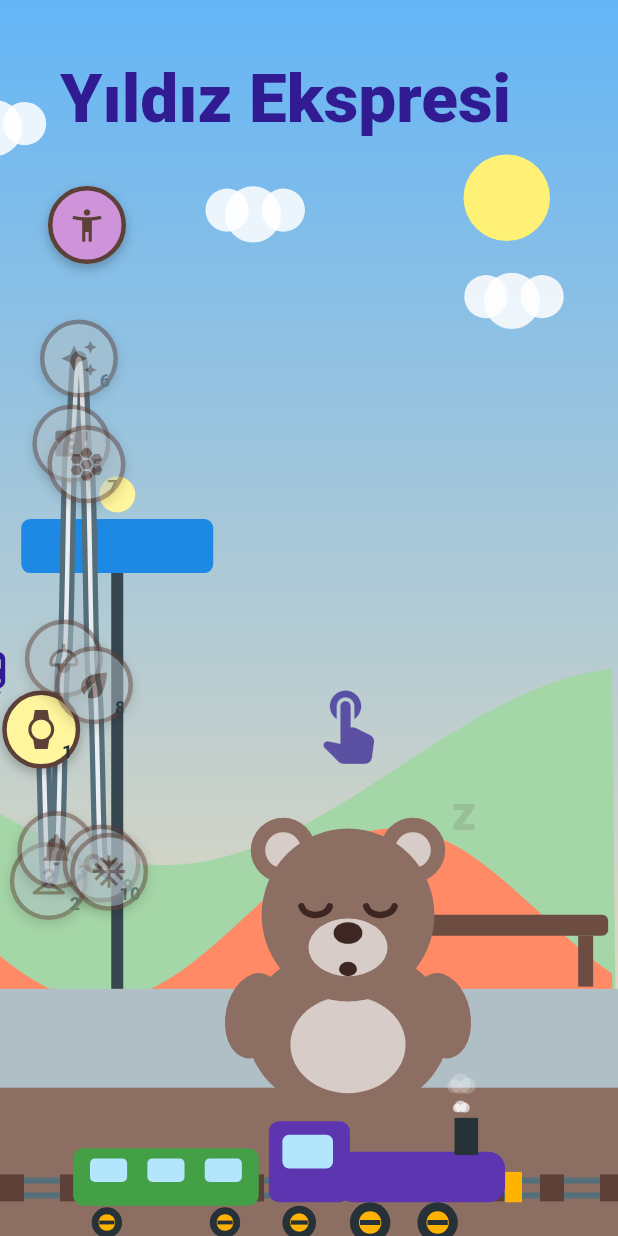
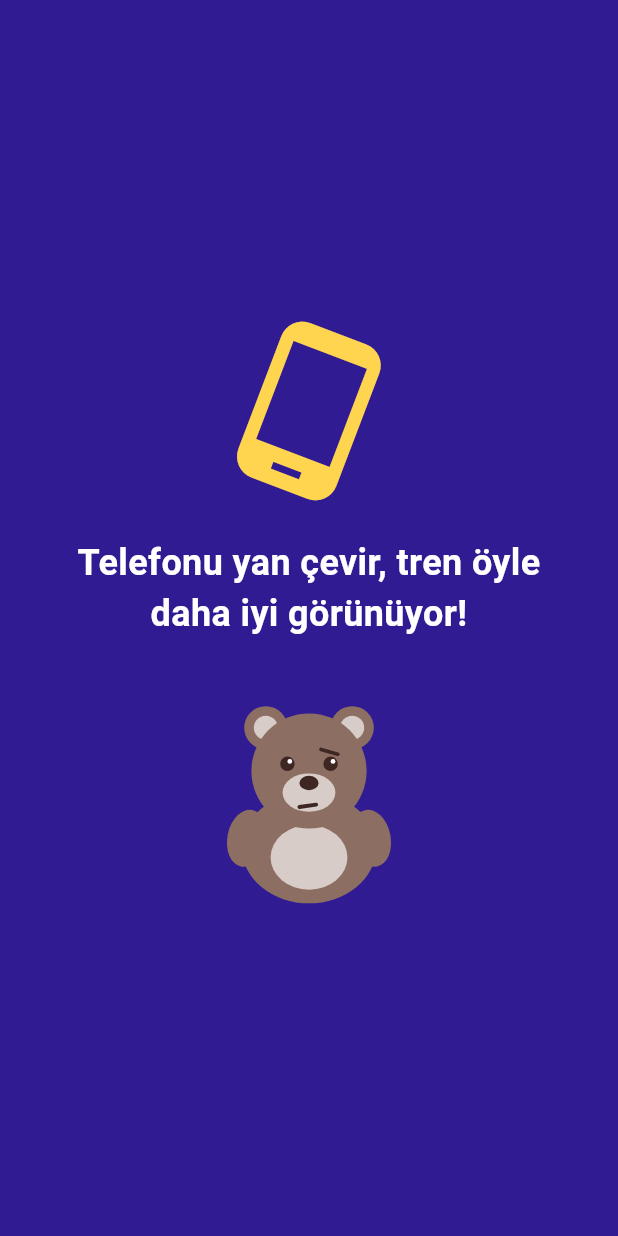
Before and after one commit to kutlu53/yildiz-ekspresi, a Flutter app: the screen it shows after launch, on a phone screen of 412 x 824 dp. Run offline on Flutter 3.47's test engine with Material 3 defaults, Android fonts, the phone set to English and light mode, and no system bars; our stand-ins replace audioplayers, flutter_tts, shared_preferences, web; missing offline and left inert: dart:js_interop, dart:ui_web.

Commit message:
Telefon ve tablet yerleşimi: sıkışık düzen, dikey telefon koruması, görsel test
- Yatay telefonda tabelalar saatin yanına geçer, Pamuk sütunu daralır,
  nesneler küçülür (Layout.compact / Layout.scale)
- Dikey telefonda "telefonu yan çevir" sahnesi (OrientationGuard)
- Tabela (WoodenSign) tüm genişliğe yayılma hatası düzeltildi
- Harita işaretleri ve yol ekran oranına göre; başlık dar ekranda küçülür
- Kabin ve kapı sahneleri kısa ekranda küçük tren ve kol
- test/visual: telefon/tablet ekran görüntüleri ve taşma raporu (VISUAL=1)

Co-Authored-By: Claude Fable 5.1 <noreply@anthropic.com>

```diff
--- a/lib/features/mechanics/attach_hands.dart
+++ b/lib/features/mechanics/attach_hands.dart
@@ -87,8 +87,10 @@ class _AttachHandsMechanicState extends State<AttachHandsMechanic> {
           ),
         ),
       ),
-      footer: Row(
-        mainAxisAlignment: MainAxisAlignment.spaceEvenly,
+      footer: Wrap(
+        alignment: WrapAlignment.spaceEvenly,
+        spacing: 16,
+        runSpacing: 8,
         children: [
           _HandPiece(
             hand: ClockHand.hour,
--- a/lib/features/story/lines.dart
+++ b/lib/features/story/lines.dart
@@ -353,6 +353,9 @@ class Lines {
   static const armDragHint = Line('arm.dragHint',
       'Elleri sürükle, doğru yerde bırak. Hızlı olursan daha çok puan!');
 
+  static const rotatePhone = Line('ui.rotate',
+      'Telefonu yan çevir, tren öyle daha iyi görünüyor!');
+
   // Devamı (duraklar eksikse)
   static const endSoon = Line('end.soon',
       'Yolculuğumuz burada bekliyor. Yakında devam edecek!');
--- a/lib/features/story/story_flow.dart
+++ b/lib/features/story/story_flow.dart
@@ -285,23 +285,29 @@ class _TitleScreenState extends State<_TitleScreen>
 
   @override
   Widget build(BuildContext context) {
+    final size = MediaQuery.sizeOf(context);
+    final narrow = size.width < 900;
+    final short = size.height < 480;
     return SceneryView(
       scenery: Scenery.station,
       season: 0,
       child: SafeArea(
         child: Stack(
           children: [
-            const Positioned(
+            Positioned(
               left: 24,
               bottom: 0,
-              child: Train(wagons: 1, height: 90),
+              child: Train(wagons: 1, height: short ? 60 : 90),
             ),
             Positioned(
               left: 40,
-              top: 40,
+              top: short ? 16 : 40,
               child: Text(
                 'Yıldız Ekspresi',
-                style: Theme.of(context).textTheme.displayMedium?.copyWith(
+                style: (narrow
+                        ? Theme.of(context).textTheme.headlineMedium
+                        : Theme.of(context).textTheme.displayMedium)
+                    ?.copyWith(
                       fontWeight: FontWeight.w900,
                       color: const Color(0xFF311B92),
                     ),
@@ -310,9 +316,9 @@ class _TitleScreenState extends State<_TitleScreen>
             if (widget.ready)
               Positioned(
                 left: 24,
-                right: 330,
-                top: 120,
-                bottom: 110,
+                right: narrow ? 200 : 330,
+                top: short ? 70 : 120,
+                bottom: short ? 70 : 110,
                 child: RouteMap(
                   stations: StationRegistry.stations,
                   completed: widget.completed,
@@ -327,8 +333,8 @@ class _TitleScreenState extends State<_TitleScreen>
                 ),
               ),
             Positioned(
-              right: 60,
-              bottom: 70,
+              right: narrow ? 24 : 60,
+              bottom: short ? 30 : 70,
               child: GestureDetector(
                 behavior: HitTestBehavior.opaque,
                 onTap: widget.ready ? widget.onStart : null,
@@ -341,7 +347,7 @@ class _TitleScreenState extends State<_TitleScreen>
                       child: const Icon(Icons.touch_app_rounded,
                           size: 56, color: Color(0xFF311B92)),
                     ),
-                    const Pamuk(mood: PamukMood.sleepy, size: 240),
+                    Pamuk(mood: PamukMood.sleepy, size: short ? 150 : 240),
                   ],
                 ),
               ),
--- a/lib/main.dart
+++ b/lib/main.dart
@@ -2,6 +2,7 @@ import 'package:flutter/material.dart';
 import 'package:flutter_localizations/flutter_localizations.dart';
 
 import 'features/story/story_flow.dart';
+import 'shared/widgets/orientation_guard.dart';
 
 void main() {
   runApp(const YildizEkspresiApp());
@@ -27,7 +28,7 @@ class YildizEkspresiApp extends StatelessWidget {
         useMaterial3: true,
         visualDensity: VisualDensity.comfortable,
       ),
-      home: const StoryFlow(),
+      home: const OrientationGuard(child: StoryFlow()),
     );
   }
 }
--- /dev/null
+++ b/lib/shared/layout.dart
@@ -0,0 +1,23 @@
+import 'package:flutter/widgets.dart';
+
+/// Ekran sınıfları. Tasarım yatay ekran içindir (tahta, tablet, yatay
+/// telefon). Telefon yatayda yükseklik az olduğu için "sıkışık" düzen:
+/// Pamuk sütunu daralır, tabelalar saatin yanına geçer, nesneler küçülür.
+class Layout {
+  Layout._();
+
+  /// Yükseklik 480 pikselin altında: yatay telefon.
+  static bool compact(BuildContext context) =>
+      MediaQuery.sizeOf(context).height < 480;
+
+  /// Genişlik 900 pikselin altında: dar yatay ekran (telefon, küçük tablet).
+  static bool narrow(BuildContext context) =>
+      MediaQuery.sizeOf(context).width < 900;
+
+  /// Dikey ve dar: telefon dikey tutuluyor; oyun bu yönde oynanmaz.
+  static bool phonePortrait(Size size) =>
+      size.width < size.height && size.width < 600;
+
+  /// Sıkışık düzende ölçek katsayısı.
+  static double scale(BuildContext context) => compact(context) ? 0.72 : 1;
+}
--- /dev/null
+++ b/lib/shared/widgets/orientation_guard.dart
@@ -0,0 +1,82 @@
+import 'package:flutter/material.dart';
+
+import '../../features/story/lines.dart';
+import '../../features/story/models.dart';
+import '../audio/speech.dart';
+import '../layout.dart';
+import 'pamuk.dart';
+
+/// Telefon dikey tutulunca oyun yerine "telefonu yan çevir" sahnesi: Pamuk
+/// ve dönen bir telefon simgesi, replik sesle okunur. Tabletlerde dikey
+/// kullanım serbesttir. Menü ve düğme yok; çevirince oyun kendiliğinden gelir.
+class OrientationGuard extends StatefulWidget {
+  final Widget child;
+
+  const OrientationGuard({super.key, required this.child});
+
+  @override
+  State<OrientationGuard> createState() => _OrientationGuardState();
+}
+
+class _OrientationGuardState extends State<OrientationGuard>
+    with SingleTickerProviderStateMixin {
+  late final AnimationController _spin = AnimationController(
+    vsync: this,
+    duration: const Duration(milliseconds: 1800),
+  )..repeat();
+  bool _said = false;
+
+  @override
+  void dispose() {
+    _spin.dispose();
+    super.dispose();
+  }
+
+  @override
+  Widget build(BuildContext context) {
+    final size = MediaQuery.sizeOf(context);
+    if (!Layout.phonePortrait(size)) {
+      _said = false;
+      return widget.child;
+    }
+    if (!_said) {
+      _said = true;
+      WidgetsBinding.instance.addPostFrameCallback(
+          (_) => Speech.instance.say(Lines.rotatePhone.text));
+    }
+    return Material(
+      color: const Color(0xFF311B92),
+      child: SafeArea(
+        child: Column(
+          mainAxisAlignment: MainAxisAlignment.center,
+          children: [
+            AnimatedBuilder(
+              animation: _spin,
+              builder: (context, child) => Transform.rotate(
+                angle: Curves.easeInOut.transform(_spin.value) * 1.5708,
+                child: child,
+              ),
+              child: const Icon(Icons.phone_android,
+                  size: 120, color: Color(0xFFFFD54F)),
+            ),
+            const SizedBox(height: 24),
+            Padding(
+              padding: const EdgeInsets.symmetric(horizontal: 32),
+              child: Text(
+                Lines.rotatePhone.text,
+                textAlign: TextAlign.center,
+                style: const TextStyle(
+                  color: Colors.white,
+                  fontSize: 24,
+                  fontWeight: FontWeight.w700,
+                ),
+              ),
+            ),
+            const SizedBox(height: 24),
+            const Pamuk(mood: PamukMood.thinking, size: 160),
+          ],
+        ),
+      ),
+    );
+  }
+}
--- a/lib/shared/widgets/route_map.dart
+++ b/lib/shared/widgets/route_map.dart
@@ -60,15 +60,20 @@ class RouteMap extends StatelessWidget {
     return LayoutBuilder(builder: (context, c) {
       final w = c.maxWidth;
       final h = c.maxHeight;
+      // Yol dikeyde sınırlı kalsın: dar/uzun ekranda zikzak abartılmaz.
+      final amp = math.min(h * 0.3, w * 0.16);
       final points = [
         for (var i = 0; i < stations.length; i++)
-          RouteMap.positionOf(i, stations.length).scale(w, h),
+          () {
+            final p = RouteMap.positionOf(i, stations.length);
+            return Offset(p.dx * w, h / 2 + (p.dy - 0.5) / 0.3 * amp);
+          }(),
       ];
       final trainIndex = completed.clamp(0, stations.length - 1);
       final trainPos = completed == 0
           ? Offset(points.first.dx - 36, points.first.dy)
           : points[trainIndex];
-      const markerR = 26.0;
+      final markerR = (w / 30).clamp(14.0, 26.0);
       return Stack(
         clipBehavior: Clip.none,
         children: [
```
Also changed, not shown: lib/features/armclock/arm_clock_screen.dart (+5 -2 lines), lib/features/mechanics/mechanic_frame.dart (+49 -15 lines), lib/features/mechanics/place_cards.dart (+6 -4 lines), lib/features/story/scene_scaffold.dart (+18 -8 lines), lib/features/story/stages.dart (+28 -11 lines), lib/features/story/stations/station10_yuva.dart (+11 -5 lines), lib/features/story/stations/station6_gece.dart (+9 -3 lines), 7 other files.
